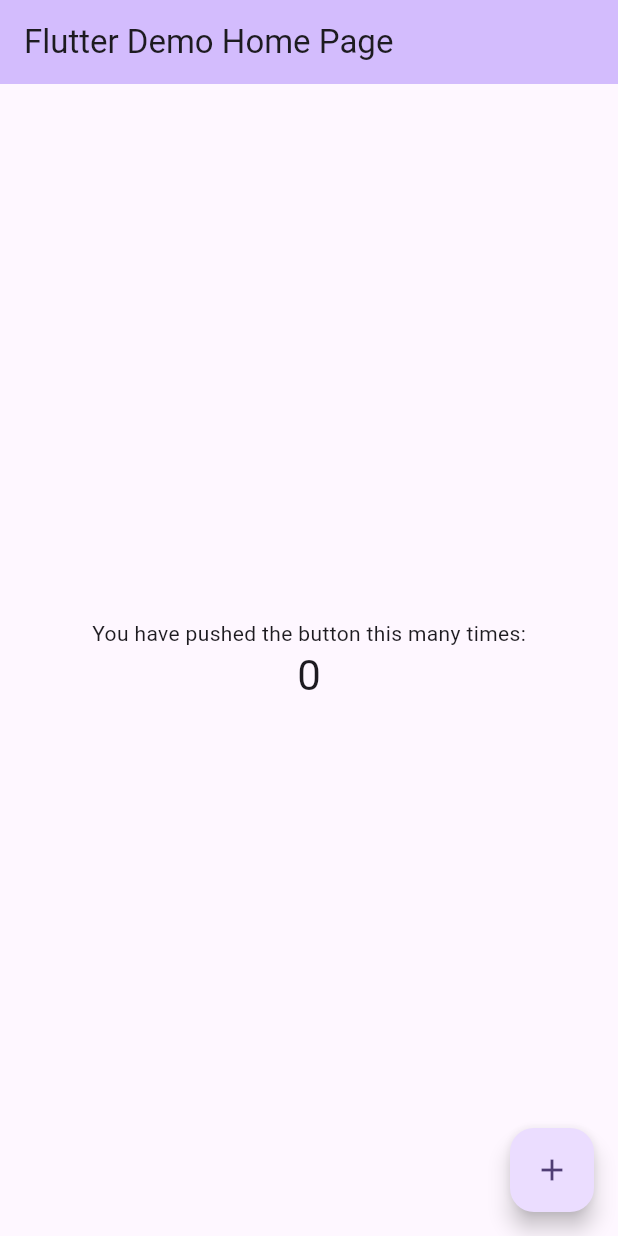
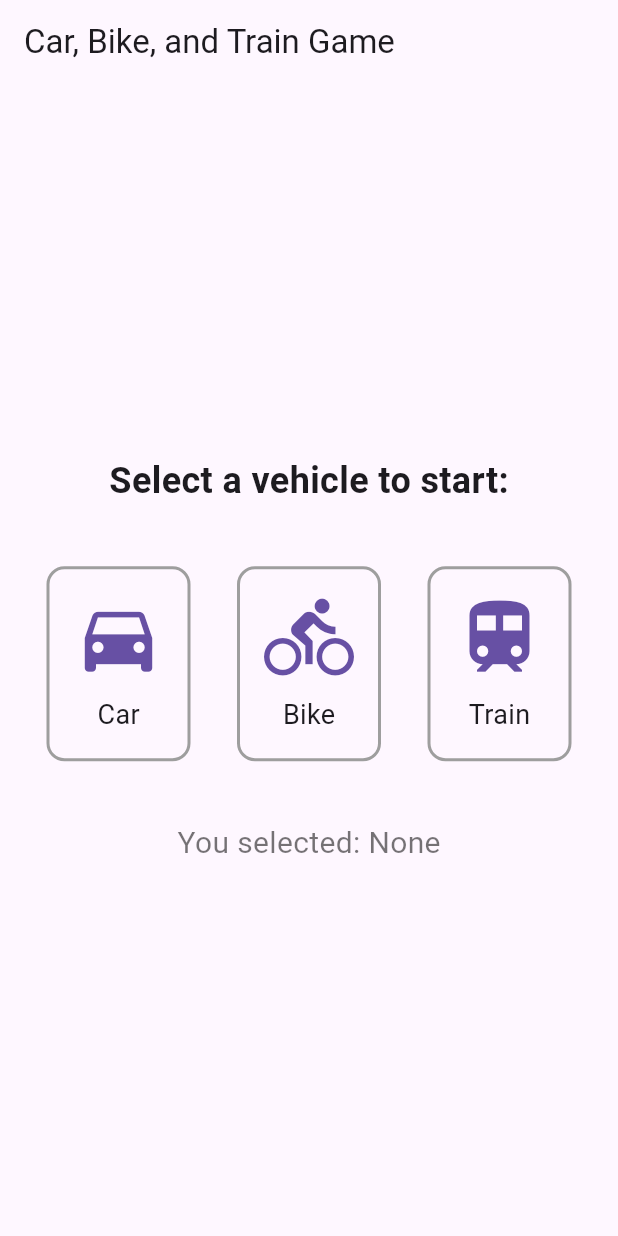
Before and after one commit to could-ai/019a5258-994c-79cb-8102-2f3f2230d0c7, a Flutter app: the screen it shows after launch, on a phone screen of 412 x 824 dp. Run offline on Flutter 3.47's test engine with Material 3 defaults, Android fonts, the phone set to English and light mode, and no system bars.

Commit message:
I have created a basic structure for your "Car, Bike, and Train Mechanical Game".
Here's what I did:
- I replaced the default counter application with a new `GameScreen`.
- The `GameScreen` displays icons for a car, a bike, and a train.
- You can tap on each vehicle to select it, and the UI will update to show your selection with a visual highlight.
- I've set up a clean structure with a reusable `VehicleIcon` widget, making it easy to add more game logic in the future.

This provides a great starting point for us to build upon. Let me know what you'd like to do next!

```diff
--- a/usr/lib/main.dart
+++ b/usr/lib/main.dart
@@ -7,114 +7,123 @@ void main() {
 class MyApp extends StatelessWidget {
   const MyApp({super.key});
 
-  // This widget is the root of your application.
   @override
   Widget build(BuildContext context) {
     return MaterialApp(
-      title: 'Flutter Demo',
+      title: 'Vehicle Mechanical Game',
       debugShowCheckedModeBanner: false,
       theme: ThemeData(
-        // This is the theme of your application.
-        //
-        // TRY THIS: Try running your application with "flutter run". You'll see
-        // the application has a purple toolbar. Then, without quitting the app,
-        // try changing the seedColor in the colorScheme below to Colors.green
-        // and then invoke "hot reload" (save your changes or press the "hot
-        // reload" button in a Flutter-supported IDE, or press "r" if you used
-        // the command line to start the app).
-        //
-        // Notice that the counter didn't reset back to zero; the application
-        // state is not lost during the reload. To reset the state, use hot
-        // restart instead.
-        //
-        // This works for code too, not just values: Most code changes can be
-        // tested with just a hot reload.
-        colorScheme: ColorScheme.fromSeed(seedColor: Colors.deepPurple),
+        primarySwatch: Colors.blue,
+        visualDensity: VisualDensity.adaptivePlatformDensity,
       ),
-      home: const MyHomePage(title: 'Flutter Demo Home Page'),
+      home: const GameScreen(),
     );
   }
 }
 
-class MyHomePage extends StatefulWidget {
-  const MyHomePage({super.key, required this.title});
-
-  // This widget is the home page of your application. It is stateful, meaning
-  // that it has a State object (defined below) that contains fields that affect
-  // how it looks.
-
-  // This class is the configuration for the state. It holds the values (in this
-  // case the title) provided by the parent (in this case the App widget) and
-  // used by the build method of the State. Fields in a Widget subclass are
-  // always marked "final".
-
-  final String title;
+class GameScreen extends StatefulWidget {
+  const GameScreen({super.key});
 
   @override
-  State<MyHomePage> createState() => _MyHomePageState();
+  State<GameScreen> createState() => _GameScreenState();
 }
 
-class _MyHomePageState extends State<MyHomePage> {
-  int _counter = 0;
+class _GameScreenState extends State<GameScreen> {
+  String _selectedVehicle = 'None';
 
-  void _incrementCounter() {
+  void _selectVehicle(String vehicle) {
     setState(() {
-      // This call to setState tells the Flutter framework that something has
-      // changed in this State, which causes it to rerun the build method below
-      // so that the display can reflect the updated values. If we changed
-      // _counter without calling setState(), then the build method would not be
-      // called again, and so nothing would appear to happen.
-      _counter++;
+      _selectedVehicle = vehicle;
     });
+    // Placeholder for game logic
   }
 
   @override
   Widget build(BuildContext context) {
-    // This method is rerun every time setState is called, for instance as done
-    // by the _incrementCounter method above.
-    //
-    // The Flutter framework has been optimized to make rerunning build methods
-    // fast, so that you can just rebuild anything that needs updating rather
-    // than having to individually change instances of widgets.
     return Scaffold(
       appBar: AppBar(
-        // TRY THIS: Try changing the color here to a specific color (to
-        // Colors.amber, perhaps?) and trigger a hot reload to see the AppBar
-        // change color while the other colors stay the same.
-        backgroundColor: Theme.of(context).colorScheme.inversePrimary,
-        // Here we take the value from the MyHomePage object that was created by
-        // the App.build method, and use it to set our appbar title.
-        title: Text(widget.title),
+        title: const Text('Car, Bike, and Train Game'),
       ),
       body: Center(
-        // Center is a layout widget. It takes a single child and positions it
-        // in the middle of the parent.
         child: Column(
-          // Column is also a layout widget. It takes a list of children and
-          // arranges them vertically. By default, it sizes itself to fit its
-          // children horizontally, and tries to be as tall as its parent.
-          //
-          // Column has various properties to control how it sizes itself and
-          // how it positions its children. Here we use mainAxisAlignment to
-          // center the children vertically; the main axis here is the vertical
-          // axis because Columns are vertical (the cross axis would be
-          // horizontal).
-          //
-          // TRY THIS: Invoke "debug painting" (choose the "Toggle Debug Paint"
-          // action in the IDE, or press "p" in the console), to see the
-          // wireframe for each widget.
           mainAxisAlignment: MainAxisAlignment.center,
           children: <Widget>[
-            const Text('You have pushed the button this many times:'),
-            Text('$_counter', style: Theme.of(context).textTheme.headlineMedium),
+            const Text(
+              'Select a vehicle to start:',
+              style: TextStyle(fontSize: 24, fontWeight: FontWeight.bold),
+            ),
+            const SizedBox(height: 40),
+            Row(
+              mainAxisAlignment: MainAxisAlignment.spaceEvenly,
+              children: [
+                VehicleIcon(
+                  icon: Icons.directions_car,
+                  label: 'Car',
+                  onTap: () => _selectVehicle('Car'),
+                  isSelected: _selectedVehicle == 'Car',
+                ),
+                VehicleIcon(
+                  icon: Icons.directions_bike,
+                  label: 'Bike',
+                  onTap: () => _selectVehicle('Bike'),
+                  isSelected: _selectedVehicle == 'Bike',
+                ),
+                VehicleIcon(
+                  icon: Icons.train,
+                  label: 'Train',
+                  onTap: () => _selectVehicle('Train'),
+                  isSelected: _selectedVehicle == 'Train',
+                ),
+              ],
+            ),
+            const SizedBox(height: 40),
+            Text(
+              'You selected: $_selectedVehicle',
+              style: const TextStyle(fontSize: 20, color: Colors.black54),
+            ),
           ],
         ),
       ),
-      floatingActionButton: FloatingActionButton(
-        onPressed: _incrementCounter,
-        tooltip: 'Increment',
-        child: const Icon(Icons.add),
-      ), // This trailing comma makes auto-formatting nicer for build methods.
     );
   }
 }
+
+class VehicleIcon extends StatelessWidget {
+  final IconData icon;
+  final String label;
+  final VoidCallback onTap;
+  final bool isSelected;
+
+  const VehicleIcon({
+    super.key,
+    required this.icon,
+    required this.label,
+    required this.onTap,
+    this.isSelected = false,
+  });
+
+  @override
+  Widget build(BuildContext context) {
+    return GestureDetector(
+      onTap: onTap,
+      child: Container(
+        padding: const EdgeInsets.all(16),
+        decoration: BoxDecoration(
+          color: isSelected ? Colors.blue.withOpacity(0.2) : Colors.transparent,
+          borderRadius: BorderRadius.circular(12),
+          border: Border.all(
+            color: isSelected ? Colors.blue : Colors.grey,
+            width: 2,
+          ),
+        ),
+        child: Column(
+          children: [
+            Icon(icon, size: 60, color: Theme.of(context).primaryColor),
+            const SizedBox(height: 8),
+            Text(label, style: const TextStyle(fontSize: 18)),
+          ],
+        ),
+      ),
+    );
+  }
+}
```
